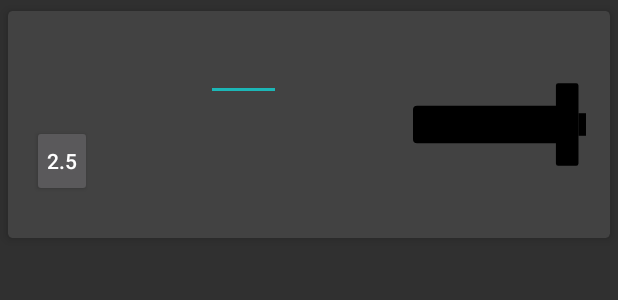
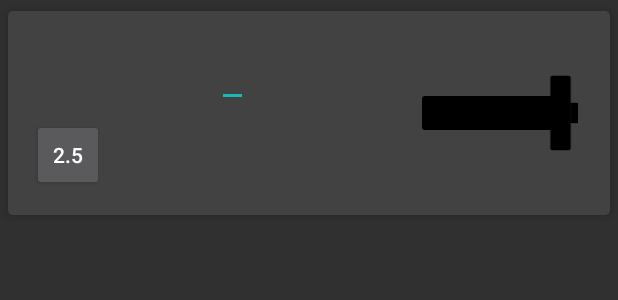
Before and after one commit to Silassales/PrWorkoutTracker, an Android app: the layout exersice_list_row.xml on its own in the app's theme, with its tools: preview values and no code run, on a phone screen of 412 x 824 dp. Shown: the top 300 px of the screen. Run offline under Robolectric (Android 15) with nearby library versions, the light colour scheme and no system bars.

Commit message:
fix up some formatting on the exercise list

```diff
--- a/app/src/main/java/com/timothy/silas/prworkouttracker/MainActivity.java
+++ b/app/src/main/java/com/timothy/silas/prworkouttracker/MainActivity.java
@@ -31,10 +31,6 @@ public class MainActivity extends AppCompatActivity
         flip the barbell image around -> load plates on the right
         Add number of reps -> show it as ex 5 RM
         add a date changed -> when you did this
-
-
-
-
      */
 
     ActionBarDrawerToggle toggle;
--- a/app/src/main/res/layout/category_fragment.xml
+++ b/app/src/main/res/layout/category_fragment.xml
@@ -12,7 +12,7 @@
         android:layout_width="wrap_content"
         android:layout_height="wrap_content"
         android:text="@string/lists_sort_spinner_title_text"
-        android:padding="@dimen/exercise_sort_spinner_title_padding"
+        android:padding="@dimen/sort_spinner_title_padding"
         android:textSize="@dimen/sort_spinner_text_size"
         android:background="@color/colorPrimaryLight"
         android:textColor="@color/colorOnPrimaryLight"
@@ -24,7 +24,7 @@
         android:layout_height="wrap_content"
         android:layout_toEndOf="@+id/category_sort_spinner_title_edittext"
         android:background="@color/colorPrimaryLight"
-        android:padding="@dimen/exercise_sort_spinner_title_padding"/>
+        android:padding="@dimen/sort_spinner_title_padding"/>
 
     <androidx.recyclerview.widget.RecyclerView
         android:id="@+id/category_list_view"
--- a/app/src/main/res/layout/category_list_row.xml
+++ b/app/src/main/res/layout/category_list_row.xml
@@ -28,8 +28,7 @@
         android:layout_centerVertical="true"
         android:textStyle="bold"
         android:textSize="@dimen/exercise_list_name_text_size"
-        android:textAlignment="center"
-        android:padding="@dimen/excersice_list_item_padding"/>
+        android:textAlignment="center" />
 
 </RelativeLayout>
 </androidx.cardview.widget.CardView>
--- a/app/src/main/res/layout/exersice_list_row.xml
+++ b/app/src/main/res/layout/exersice_list_row.xml
@@ -9,64 +9,51 @@
 
     <androidx.constraintlayout.widget.ConstraintLayout xmlns:android="http://schemas.android.com/apk/res/android"
         xmlns:app="http://schemas.android.com/apk/res-auto"
-        xmlns:tools="http://schemas.android.com/tools"
         android:id="@+id/exercise_list_constraintLayout"
         android:layout_width="match_parent"
         android:layout_height="wrap_content"
         android:background="?android:attr/selectableItemBackground"
         android:clickable="true"
         android:focusable="true"
-        android:minHeight="@dimen/recycler_view_item_min_height"
-        android:orientation="vertical"
-        android:paddingLeft="@dimen/activity_horizontal_margin"
-        android:paddingTop="@dimen/row_padding_vertical"
-        android:paddingRight="@dimen/activity_horizontal_margin"
-        android:paddingBottom="@dimen/row_padding_vertical">
+        android:padding="@dimen/exercise_list_padding"
+        android:minHeight="@dimen/exercise_list_item_min_height"
+        android:orientation="vertical">
 
         <TextView
             android:id="@+id/exercise_name_textview"
             android:layout_width="@dimen/excersice_list_name_width"
-            android:layout_height="wrap_content"
-            android:layout_marginStart="4dp"
-            android:padding="@dimen/excersice_list_item_padding"
+            android:layout_height="@dimen/default_button_size"
+            android:layout_margin="@dimen/exercise_list_margin"
             android:textSize="@dimen/exercise_list_name_text_size"
             android:textStyle="bold"
-            app:layout_constraintBottom_toBottomOf="parent"
+            android:gravity="center_vertical|left"
             app:layout_constraintStart_toStartOf="parent"
-            app:layout_constraintTop_toTopOf="parent"
-            app:layout_constraintVertical_bias="0.142" />
+            app:layout_constraintTop_toTopOf="parent" />
 
         <EditText
             android:id="@+id/exercise_weight_edittext"
-            android:layout_width="@dimen/excersice_list_weight_width"
-            android:layout_height="@dimen/excersice_list_height"
-            android:layout_marginStart="12dp"
+            android:layout_width="wrap_content"
+            android:layout_height="@dimen/default_button_size"
+            android:layout_margin="@dimen/exercise_list_margin"
             android:imeOptions="actionDone"
             android:inputType="numberDecimal"
-            android:padding="@dimen/excersice_list_item_padding"
-            app:layout_constraintBottom_toBottomOf="parent"
             app:layout_constraintStart_toEndOf="@+id/exercise_name_textview"
-            app:layout_constraintTop_toTopOf="parent"
-            app:layout_constraintVertical_bias="0.0" />
+            app:layout_constraintTop_toTopOf="parent" />
 
         <TextView
             android:id="@+id/exercise_wt_unit_textview"
-            android:layout_width="@dimen/excersice_list_wt_unit_width"
-            android:layout_height="wrap_content"
-            android:layout_marginStart="8dp"
-            android:padding="@dimen/excersice_list_item_padding"
-            app:layout_constraintBottom_toBottomOf="parent"
+            android:layout_width="@dimen/default_button_size"
+            android:layout_height="@dimen/default_button_size"
+            android:layout_margin="@dimen/exercise_list_margin"
+            android:gravity="center_vertical|left"
             app:layout_constraintStart_toEndOf="@+id/exercise_weight_edittext"
-            app:layout_constraintTop_toTopOf="parent"
-            app:layout_constraintVertical_bias="0.195" />
+            app:layout_constraintTop_toTopOf="parent" />
 
         <Button
             android:id="@+id/exercise_add_weight_button"
-            android:layout_width="40dp"
-            android:layout_height="wrap_content"
-            android:layout_marginTop="8dp"
-            android:layout_marginBottom="-77dp"
-            android:padding="@dimen/excersice_list_item_padding"
+            android:layout_width="@dimen/default_button_size"
+            android:layout_height="@dimen/default_button_size"
+            android:layout_margin="@dimen/exercise_list_margin"
             android:text="@string/defaultAddToExerciseAmount"
             app:layout_constraintBottom_toBottomOf="parent"
             app:layout_constraintStart_toStartOf="parent"
@@ -77,8 +64,7 @@
             android:id="@+id/barbell_iv"
             android:layout_width="@dimen/barbell_image_width"
             android:layout_height="@dimen/barbell_image_height"
-            android:layout_marginTop="8dp"
-            android:layout_marginBottom="8dp"
+            android:layout_margin="@dimen/exercise_list_margin"
             android:contentDescription="@string/barbell_image_desc"
             app:layout_constraintBottom_toBottomOf="parent"
             app:layout_constraintEnd_toEndOf="parent"
--- a/app/src/main/res/layout/home_category_fragment.xml
+++ b/app/src/main/res/layout/home_category_fragment.xml
@@ -18,7 +18,7 @@
         android:layout_width="wrap_content"
         android:layout_height="wrap_content"
         android:text="@string/lists_sort_spinner_title_text"
-        android:padding="@dimen/exercise_sort_spinner_title_padding"
+        android:padding="@dimen/sort_spinner_title_padding"
         android:textSize="@dimen/sort_spinner_text_size"
         android:background="@color/colorPrimaryLight"
         android:textColor="@color/colorOnPrimaryLight"
@@ -31,7 +31,7 @@
         android:layout_height="wrap_content"
         android:layout_toEndOf="@+id/exercise_sort_spinner_title_edittext"
         android:background="@color/colorPrimaryLight"
-        android:padding="@dimen/exercise_sort_spinner_title_padding"
+        android:padding="@dimen/sort_spinner_title_padding"
         android:layout_below="@+id/exercise_category_label_text_view"/>
 
     <androidx.recyclerview.widget.RecyclerView
--- a/app/src/main/res/layout/home_fragment.xml
+++ b/app/src/main/res/layout/home_fragment.xml
@@ -12,7 +12,7 @@
         android:layout_width="wrap_content"
         android:layout_height="wrap_content"
         android:text="@string/lists_sort_spinner_title_text"
-        android:padding="@dimen/exercise_sort_spinner_title_padding"
+        android:padding="@dimen/sort_spinner_title_padding"
         android:textSize="@dimen/sort_spinner_text_size"
         android:background="@color/colorPrimaryLight"
         android:textColor="@color/colorOnPrimaryLight"
@@ -24,7 +24,7 @@
         android:layout_height="wrap_content"
         android:layout_toEndOf="@+id/exercise_sort_spinner_title_edittext"
         android:background="@color/colorPrimaryLight"
-        android:padding="@dimen/exercise_sort_spinner_title_padding" />
+        android:padding="@dimen/sort_spinner_title_padding" />
 
     <androidx.recyclerview.widget.RecyclerView
         android:id="@+id/home_excercise_list"
--- a/app/src/main/res/values/dimens.xml
+++ b/app/src/main/res/values/dimens.xml
@@ -6,18 +6,19 @@
     <dimen name="nav_header_height">176dp</dimen>
     <dimen name="fab_margin">16dp</dimen>
     <dimen name="row_padding_vertical">10dp</dimen>
+
+    <dimen name="sort_spinner_title_padding">3dp</dimen>
+    <dimen name="sort_spinner_text_size">16sp</dimen>
+
     <!-- exercise list spacing properties -->
-    <dimen name="excersice_list_name_width">100dp</dimen>
-    <dimen name="excersice_list_weight_width">50dp</dimen>
-    <dimen name="excersice_list_wt_unit_width">25dp</dimen>
-    <dimen name="excersice_list_item_padding">2dp</dimen>
-    <dimen name="excersice_list_height">50dp</dimen>
+    <dimen name="excersice_list_name_width">115dp</dimen>
     <dimen name="exercise_list_name_text_size">16sp</dimen>
-    <dimen name="exercise_sort_spinner_title_padding">3dp</dimen>
-    <dimen name="sort_spinner_text_size">16sp</dimen>
-    <dimen name="recycler_view_item_min_height">150dp</dimen>
-    <dimen name="barbell_image_height">115dp</dimen>
+    <dimen name="exercise_list_item_min_height">120dp</dimen>
+    <dimen name="barbell_image_height">104dp</dimen>
     <dimen name="barbell_slot_margin">2dp</dimen>
     <dimen name="barbell_first_slot_margin">18dp</dimen>
     <dimen name="barbell_image_width">115dp</dimen>
+    <dimen name="exercise_list_margin">8dp</dimen>
+    <dimen name="exercise_list_padding">8dp</dimen>
+    <dimen name="default_button_size">48dp</dimen>
 </resources>
--- a/app/src/main/res/values/strings.xml
+++ b/app/src/main/res/values/strings.xml
@@ -6,7 +6,7 @@
     <string name="nav_header_subtitle">android.studio@android.com</string>
     <string name="nav_header_desc">Navigation header</string>
     <string name="action_settings">Settings</string>
-    <string name="nav_home_title">Exercises</string>
+    <string name="nav_home_title">All Exercises</string>
     <string name="nav_workouts_title">Workouts</string>
     <string name="nav_categories_title">Categories</string>
     <string name="nav_calendar_title">Calendar</string>
```
